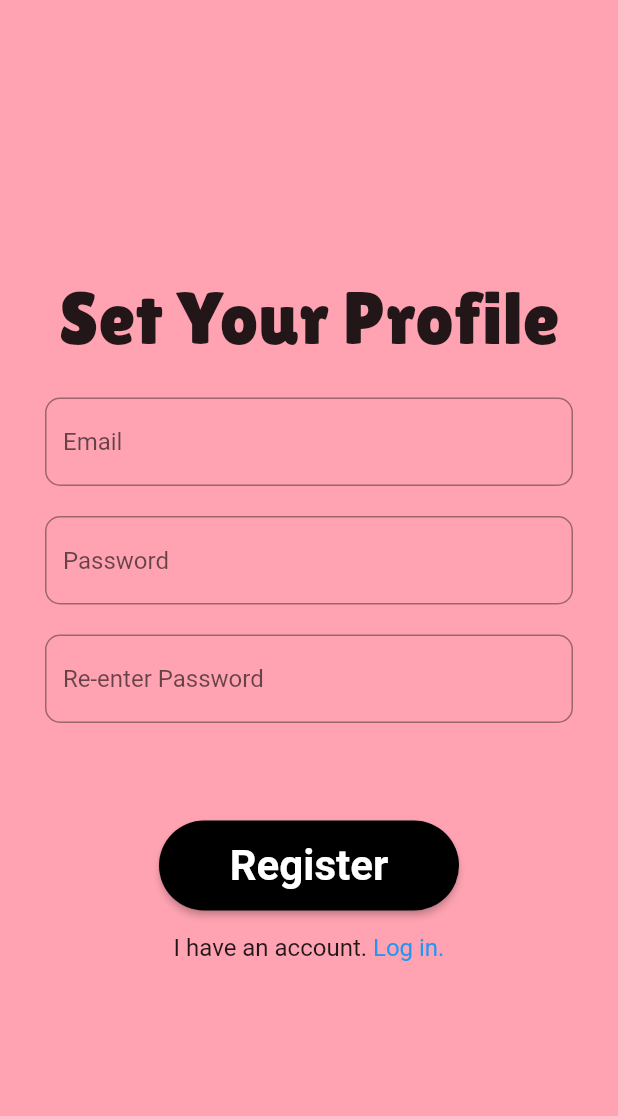
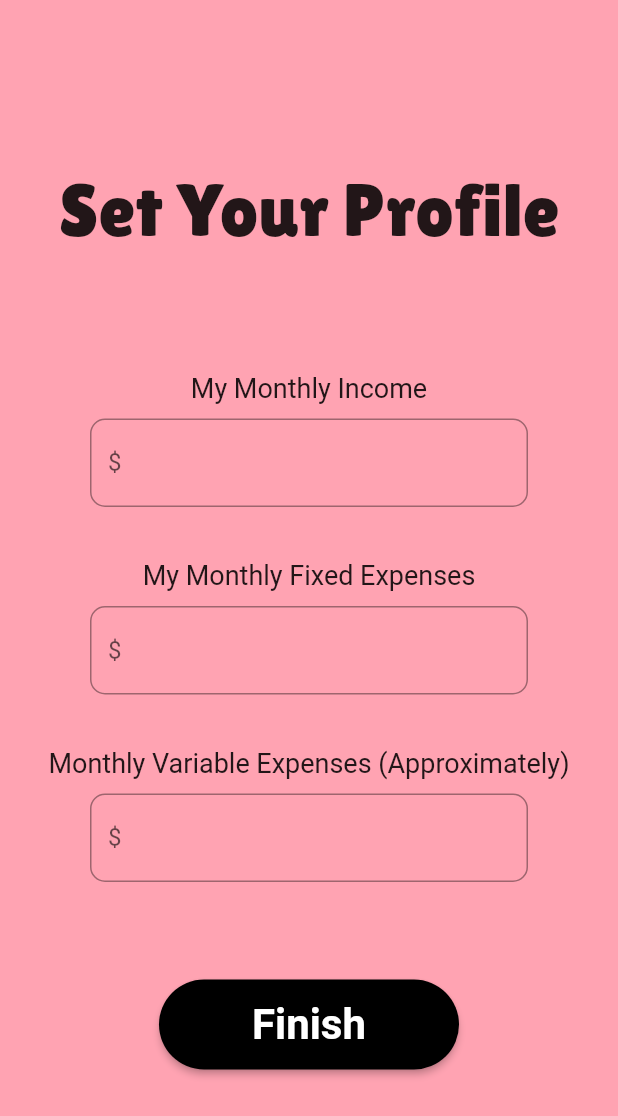
Before and after one commit to ericadiogo/piggy, a Flutter app: the ProfileScreen screen opened directly, on a phone screen of 412 x 824 dp. Shown: the top 1116 px of the screen. Run offline on Flutter 3.47's test engine with Material 2 defaults, Android fonts, the light colour scheme and no system bars.

Commit message:
PIGGY-0007: Profile screen design set.

```diff
--- a/lib/screens/login_screen.dart
+++ b/lib/screens/login_screen.dart
@@ -80,7 +80,7 @@ class _LoginScreenState extends State<LoginScreen>{
                 ),
               ),
             ),
-            SizedBox(height: 15,),
+            SizedBox(height: 30,),
             Row(
               mainAxisAlignment: MainAxisAlignment.center,
               children: [
--- a/lib/screens/profile_screen.dart
+++ b/lib/screens/profile_screen.dart
@@ -17,7 +17,6 @@ class _ProfileScreenState extends State<ProfileScreen>{
         alignment: Alignment.center,
         child: Column(
           mainAxisAlignment: MainAxisAlignment.center,
-          crossAxisAlignment: CrossAxisAlignment.center,
           children: [
             Text('Set Your Profile',
                 style: TextStyle(
@@ -25,9 +24,16 @@ class _ProfileScreenState extends State<ProfileScreen>{
                   fontFamily: 'Lilita One',
                 )
             ),
-            SizedBox(height: 20,),
+            SizedBox(height: 80,),
+            Text('My Monthly Income',
+              textAlign: TextAlign.left,
+              style: TextStyle(
+                fontSize: 18,
+              ),
+            ),
+            SizedBox(height: 5,),
             Container(
-              padding: EdgeInsets.fromLTRB(30,5,30,5),
+              padding: EdgeInsets.fromLTRB(60,5,60,5),
               child:
               TextField(decoration: InputDecoration(
                 border: OutlineInputBorder(
@@ -36,13 +42,20 @@ class _ProfileScreenState extends State<ProfileScreen>{
                     width: 1.0,
                   ),
                 ),
-                hintText: 'Email',
+                hintText: '\$',
               ),
               ),
             ),
-            SizedBox(height: 10,),
+            SizedBox(height: 30,),
+            Text('My Monthly Fixed Expenses',
+              textAlign: TextAlign.left,
+              style: TextStyle(
+                fontSize: 18,
+              ),
+            ),
+            SizedBox(height: 5,),
             Container(
-              padding: EdgeInsets.fromLTRB(30,5,30,5),
+              padding: EdgeInsets.fromLTRB(60,5,60,5),
               child:
               TextField(decoration: InputDecoration(
                 border: OutlineInputBorder(
@@ -51,13 +64,20 @@ class _ProfileScreenState extends State<ProfileScreen>{
                     width: 1.0,
                   ),
                 ),
-                hintText: 'Password',
+                hintText: '\$',
               ),
               ),
             ),
-            SizedBox(height: 10,),
+            SizedBox(height: 30,),
+            Text('Monthly Variable Expenses (Approximately)',
+              textAlign: TextAlign.left,
+              style: TextStyle(
+                fontSize: 18,
+              ),
+            ),
+            SizedBox(height: 5,),
             Container(
-              padding: EdgeInsets.fromLTRB(30,5,30,5),
+              padding: EdgeInsets.fromLTRB(60,5,60,5),
               child:
               TextField(decoration: InputDecoration(
                 border: OutlineInputBorder(
@@ -66,10 +86,11 @@ class _ProfileScreenState extends State<ProfileScreen>{
                     width: 1.0,
                   ),
                 ),
-                hintText: 'Re-enter Password',
+                hintText: '\$',
               ),
               ),
             ),
+
             SizedBox(height: 60,),
             ElevatedButton(onPressed: (){
               Navigator.push(context,
@@ -85,32 +106,13 @@ class _ProfileScreenState extends State<ProfileScreen>{
                 padding: MaterialStateProperty.all<EdgeInsets>(EdgeInsets.all(10),),
                 fixedSize: MaterialStateProperty.all<Size>(Size(200.0, 60.0),),
               ),
-              child: Text('Register',
+              child: Text('Finish',
                 style: TextStyle(
                   color: Colors.white,
                   fontWeight: FontWeight.bold,
                   fontSize: 28,
                 ),
               ),
-            ),
-            SizedBox(height: 15,),
-            Row(
-              mainAxisAlignment: MainAxisAlignment.center,
-              children: [
-                Text('I have an account. ', style: TextStyle(
-                  fontSize: 16,
-                ),
-                ),
-                new InkWell(
-                  child: new Text('Log in.', style: TextStyle(
-                    fontSize: 16,
-                    color: Colors.blue,
-                  ),
-                  ),
-                  onTap: () => Navigator.push(context,
-                    MaterialPageRoute(builder: (context) => LoginScreen(),),
-                  ),
-                ),],
             ),],
         ),
       ),
```
